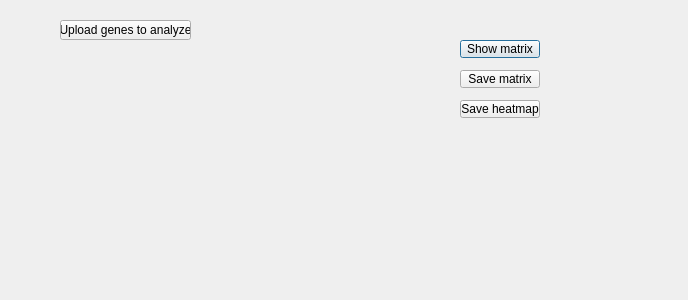
This is colocalizationwindow.ui in LorenzoTarricone/TranscriptomiC as Qt 5 draws it before an edit. The edited form follows.
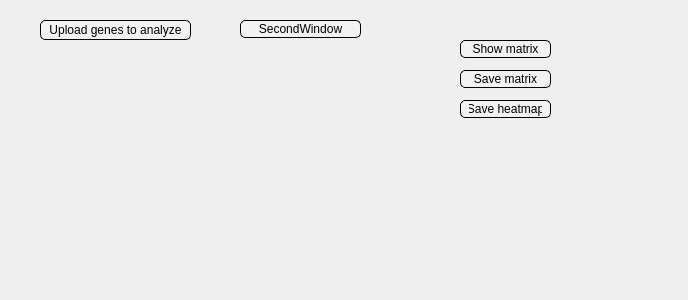
This is the edited form. Custom widgets are drawn as their Qt base class.

Commit message:
Implemented navigation between windows, minor style improvements
Implemented buttons that allows to navigate between windows, colocalization window and biological process windows cannot communicate with each other but all the others can. Cannot navigate between those two because of recursive inclusion of header files. Did not use QstackedWidget (the "book" of windows).
Minor style changes for consistency and readability

```diff
--- a/colocalizationwindow.ui
+++ b/colocalizationwindow.ui
@@ -28,10 +28,17 @@
     <rect>
      <x>460</x>
      <y>40</y>
-     <width>80</width>
+     <width>91</width>
      <height>18</height>
     </rect>
    </property>
+   <property name="styleSheet">
+    <string notr="true">background-color: rgb(243,242,240);
+border: 1px solid black ;
+border-radius: 5px;
+padding: 0 8px;
+</string>
+   </property>
    <property name="text">
     <string>Show matrix</string>
    </property>
@@ -41,10 +48,17 @@
     <rect>
      <x>460</x>
      <y>70</y>
-     <width>80</width>
+     <width>91</width>
      <height>18</height>
     </rect>
    </property>
+   <property name="styleSheet">
+    <string notr="true">background-color: rgb(243,242,240);
+border: 1px solid black ;
+border-radius: 5px;
+padding: 0 8px;
+</string>
+   </property>
    <property name="text">
     <string>Save matrix</string>
    </property>
@@ -54,10 +68,17 @@
     <rect>
      <x>460</x>
      <y>100</y>
-     <width>80</width>
+     <width>91</width>
      <height>18</height>
     </rect>
    </property>
+   <property name="styleSheet">
+    <string notr="true">background-color: rgb(243,242,240);
+border: 1px solid black ;
+border-radius: 5px;
+padding: 0 8px;
+</string>
+   </property>
    <property name="text">
     <string>Save heatmap</string>
    </property>
@@ -65,16 +86,43 @@
   <widget class="QPushButton" name="UploadGenesButton">
    <property name="geometry">
     <rect>
-     <x>60</x>
+     <x>40</x>
      <y>20</y>
-     <width>131</width>
+     <width>151</width>
      <height>20</height>
     </rect>
    </property>
+   <property name="styleSheet">
+    <string notr="true">background-color: rgb(243,242,240);
+border: 1px solid black ;
+border-radius: 5px;
+padding: 0 8px;
+</string>
+   </property>
    <property name="text">
     <string>Upload genes to analyze</string>
    </property>
   </widget>
+  <widget class="QPushButton" name="SecondWindowButton">
+   <property name="geometry">
+    <rect>
+     <x>240</x>
+     <y>20</y>
+     <width>121</width>
+     <height>18</height>
+    </rect>
+   </property>
+   <property name="styleSheet">
+    <string notr="true">background-color: rgb(243,242,240);
+border: 1px solid black ;
+border-radius: 5px;
+padding: 0 8px;
+</string>
+   </property>
+   <property name="text">
+    <string>SecondWindow</string>
+   </property>
+  </widget>
  </widget>
  <customwidgets>
   <customwidget>
```
The commit also changes 12 other files.
